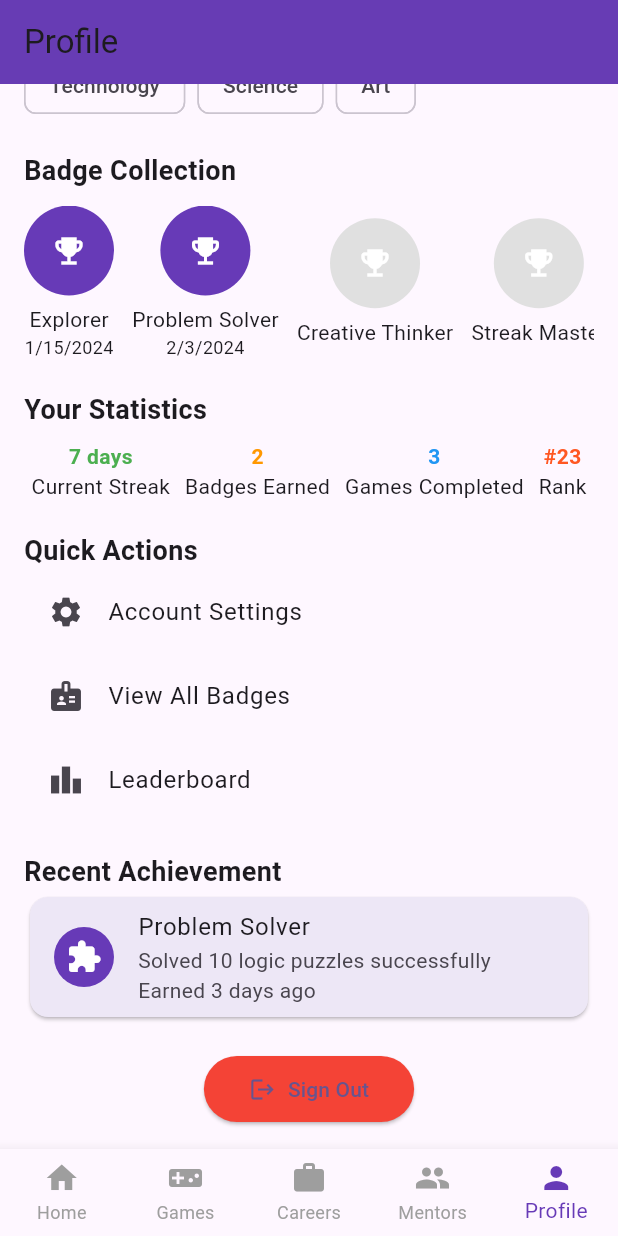
After one commit to Vaish16-code/career360, a Flutter app: the BottomNavController screen opened directly, scrolled down 335 dp, after a tap on "Sign Out", on a phone screen of 412 x 824 dp. The commit adds this screen. Run offline on Flutter 3.47's test engine with Material 3 defaults, Android fonts, the phone set to English and light mode, and no system bars; our stand-ins replace image_picker, shared_preferences; accounts and stored records are empty.

Commit message:
Profile Page

```diff
--- a/lib/main.dart
+++ b/lib/main.dart
@@ -1,23 +1,24 @@
 import 'package:flutter/material.dart';
-import 'theme.dart';
-import 'screens/splash_screen.dart';
-import 'screens/mentor/mentor_dashboard.dart'; // Temporary import for testing
+import 'screens/login_screen.dart'; // 👈 your teammate's login screen
+import 'profile_page.dart';         // 👈 your ProfilePage
 
 void main() {
-  runApp(const Career360App());
+  runApp(const CareerCounsellingApp());
 }
 
-class Career360App extends StatelessWidget {
-  const Career360App({super.key});
+class CareerCounsellingApp extends StatelessWidget {
+  const CareerCounsellingApp({super.key});
+
   @override
   Widget build(BuildContext context) {
     return MaterialApp(
+      debugShowCheckedModeBanner: false,
       title: 'Career360',
-      debugShowCheckedModeBanner: false,
-      theme: appTheme(),
-      // Temporarily go directly to mentor dashboard for testing
-      //home: const MentorDashboard(),
-      home: const SplashScreen(), // Original - commented out temporarily
+      theme: ThemeData(
+        colorScheme: ColorScheme.fromSeed(seedColor: Colors.deepPurple),
+        useMaterial3: true,
+      ),
+      home: const LoginScreen(), // ✅ Start app with login screen
     );
   }
 }
--- /dev/null
+++ b/lib/main_nav_controller.dart
@@ -0,0 +1,45 @@
+import 'package:flutter/material.dart';
+import 'profile_page.dart';
+
+class BottomNavController extends StatefulWidget {
+  @override
+  _BottomNavControllerState createState() => _BottomNavControllerState();
+}
+
+class _BottomNavControllerState extends State<BottomNavController> {
+  int _selectedIndex = 4; // Start with Profile tab
+  final List<Widget> _pages = [
+    const Center(child: Text("Home Page")),
+    const Center(child: Text("Games Page")),
+    const Center(child: Text("Careers Page")),
+    const Center(child: Text("Mentors Page")),
+    const ProfilePage(),
+  ];
+
+  void _onItemTapped(int index) {
+    setState(() {
+      _selectedIndex = index;
+    });
+  }
+
+  @override
+  Widget build(BuildContext context) {
+    return Scaffold(
+      body: _pages[_selectedIndex],
+      bottomNavigationBar: BottomNavigationBar(
+        currentIndex: _selectedIndex,
+        onTap: _onItemTapped,
+        selectedItemColor: Colors.deepPurple,
+        unselectedItemColor: Colors.grey,
+        type: BottomNavigationBarType.fixed,
+        items: const [
+          BottomNavigationBarItem(icon: Icon(Icons.home), label: "Home"),
+          BottomNavigationBarItem(icon: Icon(Icons.videogame_asset), label: "Games"),
+          BottomNavigationBarItem(icon: Icon(Icons.work), label: "Careers"),
+          BottomNavigationBarItem(icon: Icon(Icons.group), label: "Mentors"),
+          BottomNavigationBarItem(icon: Icon(Icons.person), label: "Profile"),
+        ],
+      ),
+    );
+  }
+}
--- /dev/null
+++ b/lib/profile_page.dart
@@ -0,0 +1,289 @@
+import 'dart:io';
+import 'package:flutter/material.dart';
+import 'package:image_picker/image_picker.dart';
+import 'package:shared_preferences/shared_preferences.dart';
+
+class ProfilePage extends StatefulWidget {
+  const ProfilePage({super.key});
+
+  @override
+  State<ProfilePage> createState() => _ProfilePageState();
+}
+
+class _ProfilePageState extends State<ProfilePage> {
+  File? _profileImage;
+  final ImagePicker _picker = ImagePicker();
+
+  // Dummy user data (replace with DB later)
+  final Map<String, dynamic> userData = {
+    "name": "Alex Kumar",
+    "grade": "10th Grade",
+    "age": 16,
+    "email": "alex@example.com",
+    "level": 12,
+    "xp": 2450,
+    "rank": 23,
+    "progress": 50,
+    "nextLevelXP": 200,
+    "interests": ["Technology", "Science", "Art"],
+    "badges": [
+      {"title": "Explorer", "date": "1/15/2024", "earned": true},
+      {"title": "Problem Solver", "date": "2/3/2024", "earned": true},
+      {"title": "Creative Thinker", "date": "", "earned": false},
+      {"title": "Streak Master", "date": "", "earned": false},
+    ],
+    "streak": 7,
+    "gamesCompleted": 3,
+    "badgesEarned": 2,
+    "recentAchievement": {
+      "title": "Problem Solver",
+      "date": "3 days ago",
+      "desc": "Solved 10 logic puzzles successfully"
+    }
+  };
+
+  @override
+  void initState() {
+    super.initState();
+    _loadProfileImage();
+  }
+
+  // Load image path from SharedPreferences
+  Future<void> _loadProfileImage() async {
+    final prefs = await SharedPreferences.getInstance();
+    final savedPath = prefs.getString('profileImage');
+    if (savedPath != null && File(savedPath).existsSync()) {
+      setState(() {
+        _profileImage = File(savedPath);
+      });
+    }
+  }
+
+  // Save image path
+  Future<void> _saveProfileImage(String path) async {
+    final prefs = await SharedPreferences.getInstance();
+    await prefs.setString('profileImage', path);
+  }
+
+  // Pick from gallery
+  Future<void> _pickFromGallery() async {
+    final pickedFile = await _picker.pickImage(source: ImageSource.gallery);
+    if (pickedFile != null) {
+      setState(() {
+        _profileImage = File(pickedFile.path);
+      });
+      _saveProfileImage(pickedFile.path);
+    }
+  }
+
+  // Pick from camera
+  Future<void> _pickFromCamera() async {
+    final pickedFile = await _picker.pickImage(source: ImageSource.camera);
+    if (pickedFile != null) {
+      setState(() {
+        _profileImage = File(pickedFile.path);
+      });
+      _saveProfileImage(pickedFile.path);
+    }
+  }
+
+  // Show bottom sheet for choosing
+  void _showImagePickerDialog() {
+    showModalBottomSheet(
+      context: context,
+      builder: (BuildContext context) {
+        return Wrap(
+          children: [
+            ListTile(
+              leading: const Icon(Icons.photo),
+              title: const Text('Choose from Gallery'),
+              onTap: () {
+                Navigator.pop(context);
+                _pickFromGallery();
+              },
+            ),
+            ListTile(
+              leading: const Icon(Icons.camera_alt),
+              title: const Text('Take a Photo'),
+              onTap: () {
+                Navigator.pop(context);
+                _pickFromCamera();
+              },
+            ),
+          ],
+        );
+      },
+    );
+  }
+
+  @override
+  Widget build(BuildContext context) {
+    return Scaffold(
+      appBar: AppBar(
+        title: const Text("Profile"),
+        backgroundColor: Colors.deepPurple,
+        elevation: 0,
+      ),
+      body: SingleChildScrollView(
+        padding: const EdgeInsets.all(16),
+        child: Column(
+          crossAxisAlignment: CrossAxisAlignment.start,
+          children: [
+            // --- User Header ---
+            Card(
+              shape: RoundedRectangleBorder(borderRadius: BorderRadius.circular(12)),
+              child: Padding(
+                padding: const EdgeInsets.all(16),
+                child: Column(
+                  crossAxisAlignment: CrossAxisAlignment.start,
+                  children: [
+                    Row(
+                      children: [
+                        GestureDetector(
+                          onTap: _showImagePickerDialog,
+                          child: CircleAvatar(
+                            radius: 40,
+                            backgroundImage: _profileImage != null
+                                ? FileImage(_profileImage!)
+                                : const AssetImage("assets/default_profile.png") as ImageProvider,
+                            child: Align(
+                              alignment: Alignment.bottomRight,
+                              child: CircleAvatar(
+                                radius: 14,
+                                backgroundColor: Colors.white,
+                                child: const Icon(Icons.camera_alt, size: 16, color: Colors.deepPurple),
+                              ),
+                            ),
+                          ),
+                        ),
+                        const SizedBox(width: 16),
+                        Column(
+                          crossAxisAlignment: CrossAxisAlignment.start,
+                          children: [
+                            Text(userData["name"], style: const TextStyle(fontSize: 20, fontWeight: FontWeight.bold)),
+                            Text("${userData["grade"]} • ${userData["age"]} years old"),
+                            Text(userData["email"]),
+                          ],
+                        ),
+                        const Spacer(),
+                        IconButton(onPressed: () {}, icon: const Icon(Icons.edit)),
+                      ],
+                    ),
+                    const SizedBox(height: 16),
+                    Row(
+                      mainAxisAlignment: MainAxisAlignment.spaceAround,
+                      children: [
+                        Column(children: [Text("Level ${userData["level"]}", style: const TextStyle(fontWeight: FontWeight.bold)), const Text("Current Level")]),
+                        Column(children: [Text("${userData["xp"]}", style: const TextStyle(fontWeight: FontWeight.bold)), const Text("Total XP")]),
+                        Column(children: [Text("#${userData["rank"]}", style: const TextStyle(fontWeight: FontWeight.bold)), const Text("Leaderboard")]),
+                      ],
+                    )
+                  ],
+                ),
+              ),
+            ),
+
+            const SizedBox(height: 20),
+
+            // --- Level Progress ---
+            const Text("Level Progress", style: TextStyle(fontSize: 18, fontWeight: FontWeight.bold)),
+            LinearProgressIndicator(
+              value: userData["progress"] / userData["nextLevelXP"],
+              color: Colors.deepPurple,
+              minHeight: 8,
+            ),
+            Text("You need ${userData["nextLevelXP"] - userData["progress"]} more XP to reach next level!"),
+
+            const SizedBox(height: 20),
+
+            // --- Interests ---
+            const Text("Your Interests", style: TextStyle(fontSize: 18, fontWeight: FontWeight.bold)),
+            Wrap(
+              spacing: 8,
+              children: userData["interests"].map<Widget>((interest) => Chip(label: Text(interest))).toList(),
+            ),
+
+            const SizedBox(height: 20),
+
+            // --- Badge Collection ---
+            const Text("Badge Collection", style: TextStyle(fontSize: 18, fontWeight: FontWeight.bold)),
+            const SizedBox(height: 10),
+            SingleChildScrollView(
+              scrollDirection: Axis.horizontal,
+              child: Row(
+                children: userData["badges"].map<Widget>((badge) {
+                  return Padding(
+                    padding: const EdgeInsets.only(right: 12),
+                    child: Column(
+                      children: [
+                        CircleAvatar(
+                          backgroundColor: badge["earned"] ? Colors.deepPurple : Colors.grey[300],
+                          radius: 30,
+                          child: const Icon(Icons.emoji_events, color: Colors.white),
+                        ),
+                        const SizedBox(height: 6),
+                        Text(badge["title"]),
+                        if (badge["earned"]) Text(badge["date"], style: const TextStyle(fontSize: 12)),
+                      ],
+                    ),
+                  );
+                }).toList(),
+              ),
+            ),
+
+            const SizedBox(height: 20),
+
+            // --- Statistics ---
+            const Text("Your Statistics", style: TextStyle(fontSize: 18, fontWeight: FontWeight.bold)),
+            const SizedBox(height: 8),
+            Row(
+              mainAxisAlignment: MainAxisAlignment.spaceAround,
+              children: [
+                Column(children: [Text("${userData["streak"]} days", style: const TextStyle(color: Colors.green, fontWeight: FontWeight.bold)), const Text("Current Streak")]),
+                Column(children: [Text("${userData["badgesEarned"]}", style: TextStyle(color: Colors.orange, fontWeight: FontWeight.bold)), const Text("Badges Earned")]),
+                Column(children: [Text("${userData["gamesCompleted"]}", style: TextStyle(color: Colors.blue, fontWeight: FontWeight.bold)), const Text("Games Completed")]),
+                Column(children: [Text("#${userData["rank"]}", style: TextStyle(color: Colors.deepOrange, fontWeight: FontWeight.bold)), const Text("Rank")]),
+              ],
+            ),
+
+            const SizedBox(height: 20),
+
+            // --- Quick Actions ---
+            const Text("Quick Actions", style: TextStyle(fontSize: 18, fontWeight: FontWeight.bold)),
+            const ListTile(leading: Icon(Icons.settings), title: Text("Account Settings")),
+            const ListTile(leading: Icon(Icons.badge), title: Text("View All Badges")),
+            const ListTile(leading: Icon(Icons.leaderboard), title: Text("Leaderboard")),
+
+            const SizedBox(height: 20),
+
+            // --- Recent Achievement ---
+            const Text("Recent Achievement", style: TextStyle(fontSize: 18, fontWeight: FontWeight.bold)),
+            Card(
+              color: Colors.deepPurple[50],
+              child: ListTile(
+                leading: const CircleAvatar(
+                  backgroundColor: Colors.deepPurple,
+                  child: Icon(Icons.extension, color: Colors.white),
+                ),
+                title: Text(userData["recentAchievement"]["title"]),
+                subtitle: Text("${userData["recentAchievement"]["desc"]}\nEarned ${userData["recentAchievement"]["date"]}"),
+              ),
+            ),
+
+            const SizedBox(height: 20),
+
+            // --- Sign Out ---
+            Center(
+              child: ElevatedButton.icon(
+                style: ElevatedButton.styleFrom(backgroundColor: Colors.red, padding: const EdgeInsets.symmetric(horizontal: 30, vertical: 12)),
+                onPressed: () {},
+                icon: const Icon(Icons.logout),
+                label: const Text("Sign Out"),
+              ),
+            ),
+          ],
+        ),
+      ),
+    );
+  }
+}
--- a/lib/screens/login_screen.dart
+++ b/lib/screens/login_screen.dart
@@ -5,9 +5,12 @@ import 'mentor/mentor_dashboard.dart';
 import '../theme.dart';
 import '../widgets/app_logo.dart';
 import '../widgets/loading_dialog.dart';
+import '../main_nav_controller.dart';
+
 
 class LoginScreen extends StatefulWidget {
   const LoginScreen({super.key});
+
   @override
   State<LoginScreen> createState() => _LoginScreenState();
 }
@@ -17,7 +20,7 @@ class _LoginScreenState extends State<LoginScreen> {
   final password = TextEditingController();
 
   Future<void> _login() async {
-    // show loading
+    // Show loading dialog
     showLoadingDialog(context, message: "Signing in...");
 
     final res = await ApiService.login(
@@ -25,7 +28,7 @@ class _LoginScreenState extends State<LoginScreen> {
       password: password.text,
     );
 
-    if (!mounted) return; // ✅ prevent context errors
+    if (!mounted) return;
     hideLoadingDialog(context);
 
     if (res["error"] != null) {
@@ -42,14 +45,18 @@ class _LoginScreenState extends State<LoginScreen> {
           (_) => false,
         );
       } else {
-        // TODO: Navigate to student home screen (waiting for friend's home page)
-        _popup("Success", "Student login successful! Home page coming soon...");
+        // ✅ Navigate to your BottomNavController (student landing page)
+        Navigator.pushAndRemoveUntil(
+          context,
+          MaterialPageRoute(builder: (_) => BottomNavController()),
+          (_) => false,
+        );
       }
     }
   }
 
   void _popup(String title, String msg) {
-    if (!mounted) return; // ✅ safe check
+    if (!mounted) return;
     showDialog(
       context: context,
       builder: (_) {
--- a/pubspec.yaml
+++ b/pubspec.yaml
@@ -12,6 +12,8 @@ dependencies:
     sdk: flutter
   cupertino_icons: ^1.0.8
   http: ^0.13.6   # <-- lowercase "http"
+  image_picker: ^1.2.0   # or latest
+  shared_preferences: ^2.5.3   # or latest
 
 dev_dependencies:
   flutter_test:
```
Also changed, not shown: assets/default_profile.png (added), pubspec.lock, 5 other files.
